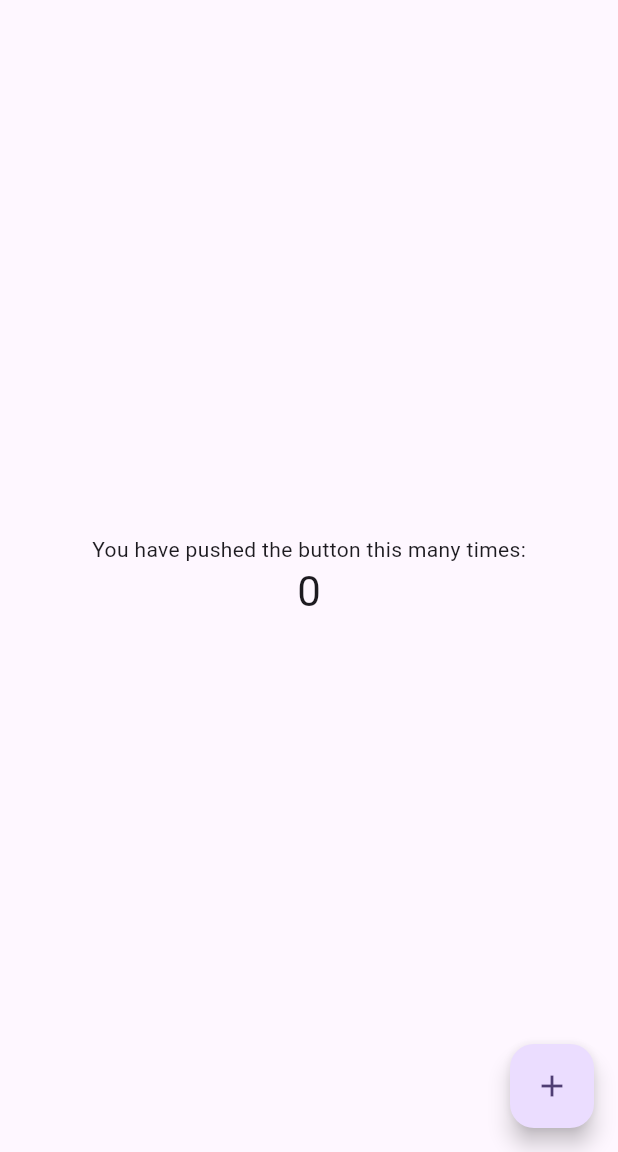
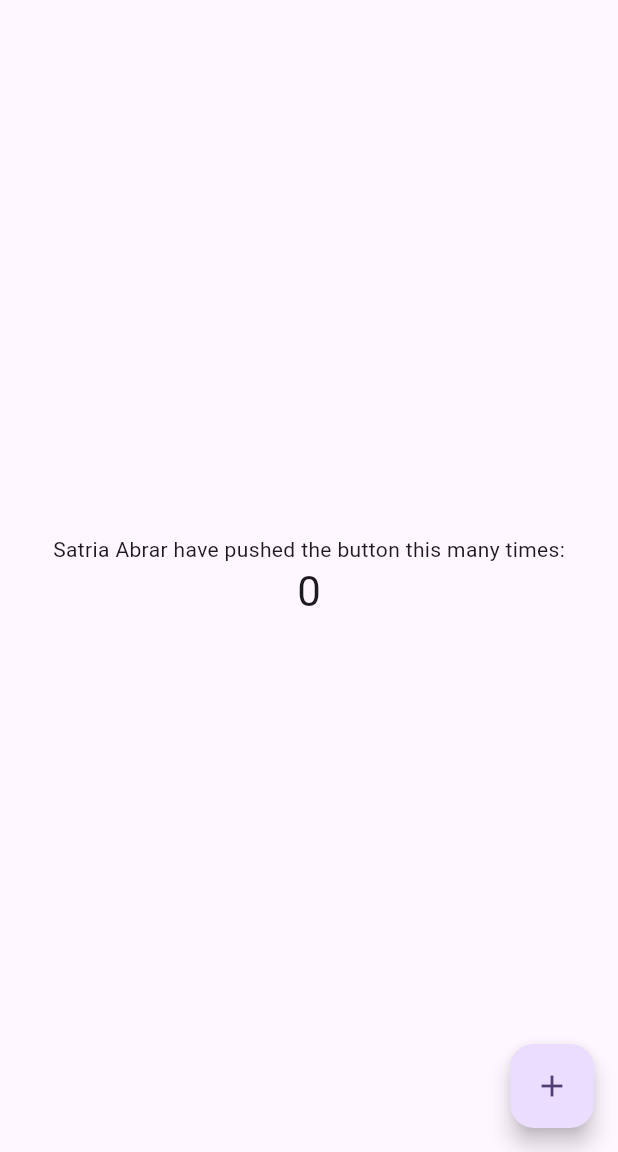
Before and after one commit to satriaabraarr/flutter-fundamental-part1, a Flutter app: the screen it shows after launch, on a phone screen of 412 x 824 dp, the part 84-1236 px from its top. Run offline on Flutter 3.47's test engine with Material 3 defaults, Android fonts, the phone set to English and light mode, and no system bars.

Commit message:
praktikum 1-3

```diff
--- a/lib/main.dart
+++ b/lib/main.dart
@@ -106,7 +106,7 @@ class _MyHomePageState extends State<MyHomePage> {
           mainAxisAlignment: MainAxisAlignment.center,
           children: <Widget>[
             const Text(
-              'You have pushed the button this many times:',
+              'Satria Abrar have pushed the button this many times:',
             ),
             Text(
               '$_counter',
```
Also changed, not shown: images/01.png (added), 2 other files.
